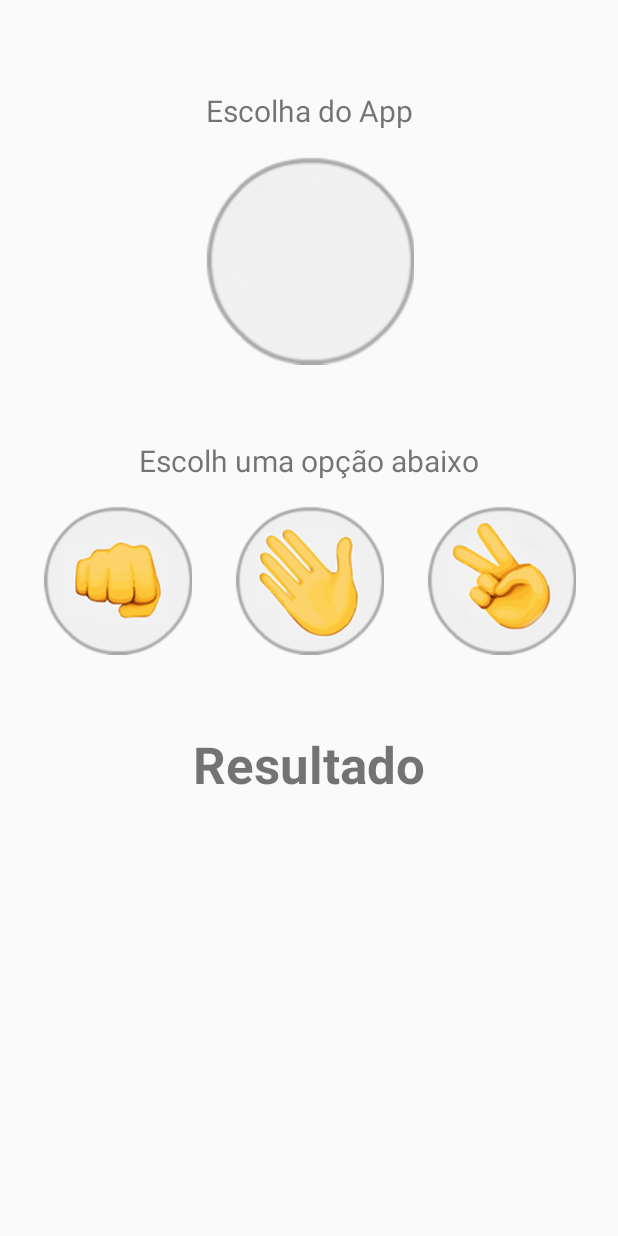
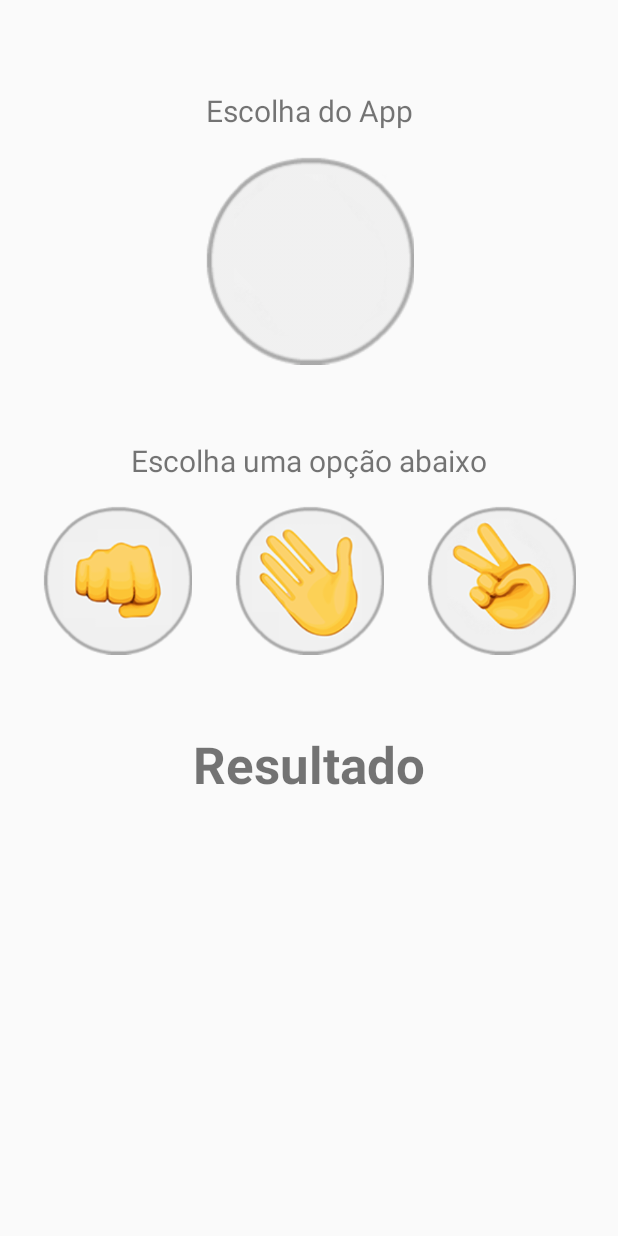
Before and after one commit to Joao-ar11/App-Pedra-Papel-Tesoura, an Android app built with Jetpack Compose: the screen it shows after launch (MainActivity), on a phone screen of 412 x 824 dp. Run offline under Robolectric (Android 15) with nearby library versions, the phone set to English and light mode, and no system bars.

Commit message:
Conserta erro gramatical

```diff
--- a/src/main/res/layout/activity_main.xml
+++ b/src/main/res/layout/activity_main.xml
@@ -32,7 +32,7 @@
         android:layout_width="wrap_content"
         android:layout_height="wrap_content"
         android:layout_marginTop="50dp"
-        android:text="Escolh uma opção abaixo"
+        android:text="Escolha uma opção abaixo"
         android:textSize="20sp"
         app:layout_constraintEnd_toEndOf="parent"
         app:layout_constraintHorizontal_bias="0.5"
```
